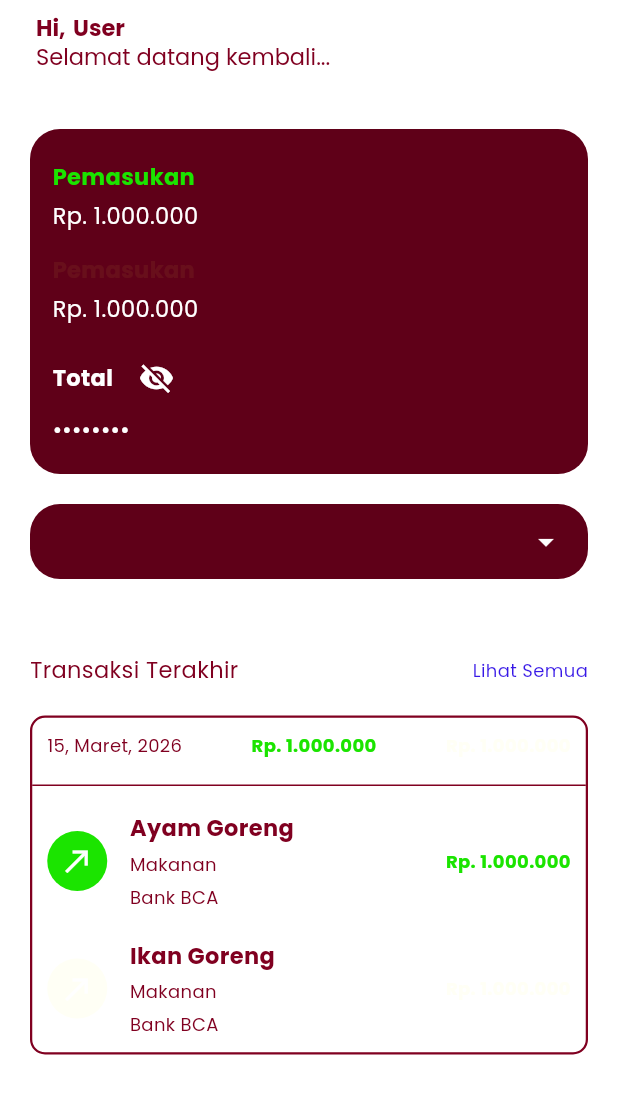
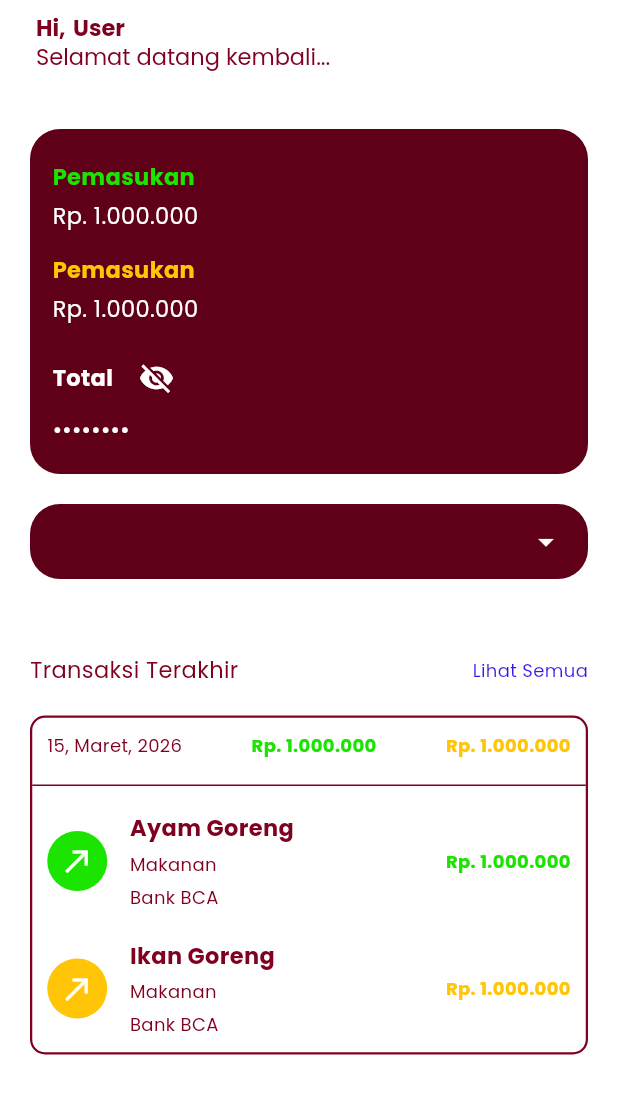
Before and after one commit to Erdityaeka/skripsi_keuangan, a Flutter app: the HomeScreens screen opened directly, on a phone screen of 412 x 824 dp. Shown: the top 1094 px of the screen. Run offline on Flutter 3.47's test engine with Material 3 defaults, Android fonts, the phone set to English and light mode, and no system bars; our stand-ins replace google_fonts.

```diff
--- a/lib/Theme/warna_teks.dart
+++ b/lib/Theme/warna_teks.dart
@@ -7,7 +7,7 @@ Color grey = Color(0xFF999999);
 Color red = Color(0xFF800020);
 Color redblack = Color(0xFF5F0018);
 Color green = Color(0xFF1BE400);
-Color yellow = Color(0xFFFFC50);
+Color yellow = Color(0xFFFFC506);
 Color blue = Color(0xFF3718E6);
 
 // Warna hitam
```
